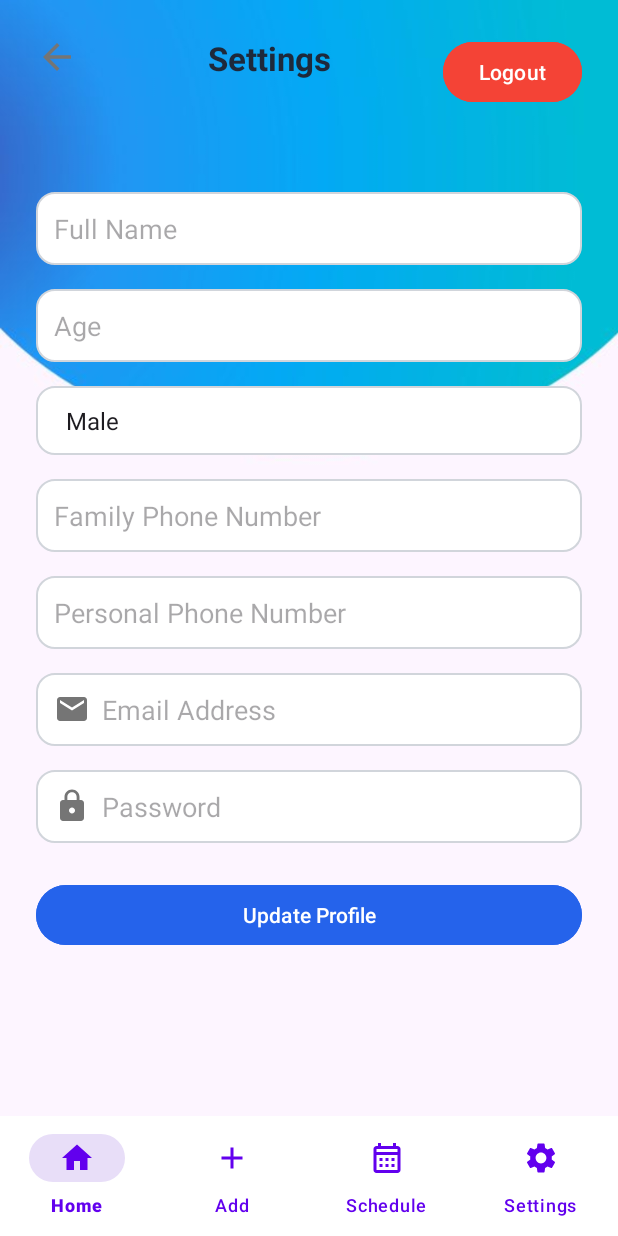
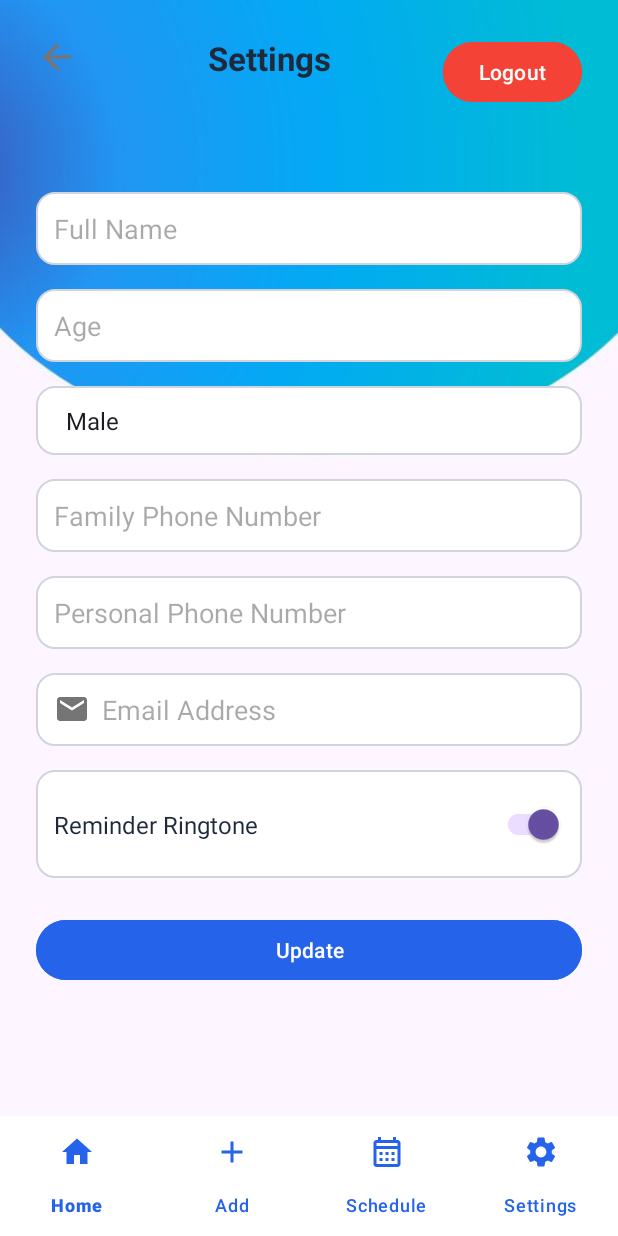
Before and after one commit to Santhoshkumar0913/MediTrapApp, an Android app: the Settings screen opened directly, with no data from a screen before it, on a phone screen of 412 x 824 dp. Run offline under Robolectric (Android 15) with nearby library versions, the phone set to English and light mode, and no system bars; our stand-ins replace Firebase (no records; nobody signed in at launch, a user with empty details on screens opened directly); 1 statement that could not run was skipped.

Commit message:
f: 8/11 review r&N 1st add med(P1).

```diff
--- a/app/src/main/java/com/example/meditrackapp/Settings.java
+++ b/app/src/main/java/com/example/meditrackapp/Settings.java
@@ -1,6 +1,7 @@
 package com.example.meditrackapp;
 
 import android.content.Intent;
+import android.content.SharedPreferences;
 import android.os.Bundle;
 import android.widget.ArrayAdapter;
 import android.widget.Button;
@@ -9,7 +10,7 @@ import android.widget.ImageView;
 import android.widget.Spinner;
 import android.widget.Toast;
 
-
+import androidx.appcompat.widget.SwitchCompat;
 
 import com.google.firebase.auth.FirebaseAuth;
 import com.google.firebase.firestore.DocumentSnapshot;
@@ -22,9 +23,11 @@ public class Settings extends BaseActivity {
     private Spinner spinnerGender;
     private Button btnLogout;
     private ImageView backArrow;
+    private SwitchCompat switchReminder;
 
     private FirebaseAuth mAuth;
     private FirebaseFirestore db;
+    private SharedPreferences prefs;
 
     @Override
     protected void onCreate(Bundle savedInstanceState) {
@@ -33,6 +36,7 @@ public class Settings extends BaseActivity {
 
         mAuth = FirebaseAuth.getInstance();
         db = FirebaseFirestore.getInstance();
+        prefs = getSharedPreferences("app_settings", MODE_PRIVATE);
 
         etName = findViewById(R.id.etName);
         etAge = findViewById(R.id.etAge);
@@ -42,6 +46,7 @@ public class Settings extends BaseActivity {
         spinnerGender = findViewById(R.id.spinnerGender);
         btnLogout = findViewById(R.id.btnLogout);
         backArrow = findViewById(R.id.backArrow);
+        switchReminder = findViewById(R.id.switchReminder);
 
         // Setup spinner
         String[] genders = {"Male", "Female", "Other"};
@@ -50,6 +55,17 @@ public class Settings extends BaseActivity {
         spinnerGender.setAdapter(adapter);
 
         loadUserData();
+
+        // Load reminder ringtone preference (default is true)
+        boolean reminderEnabled = prefs.getBoolean("reminder_ringtone_enabled", true);
+        switchReminder.setChecked(reminderEnabled);
+
+        // Save preference when switch is toggled
+        switchReminder.setOnCheckedChangeListener((buttonView, isChecked) -> {
+            prefs.edit().putBoolean("reminder_ringtone_enabled", isChecked).apply();
+            String message = isChecked ? "Reminder ringtone enabled" : "Reminder ringtone disabled (notification only)";
+            Toast.makeText(Settings.this, message, Toast.LENGTH_SHORT).show();
+        });
 
         btnLogout.setOnClickListener(v -> {
             mAuth.signOut();
--- a/app/src/main/res/layout/activity_settings.xml
+++ b/app/src/main/res/layout/activity_settings.xml
@@ -146,32 +146,51 @@
                 app:layout_constraintEnd_toEndOf="parent"
                 android:layout_marginTop="16dp"/>
 
-            <!-- Password -->
-            <EditText
-                android:id="@+id/etPassword"
+            <!-- Reminder Ringtone Toggle -->
+            <androidx.constraintlayout.widget.ConstraintLayout
+                android:id="@+id/reminderToggleContainer"
                 android:layout_width="0dp"
                 android:layout_height="wrap_content"
-                android:hint="Password"
-                android:inputType="textPassword"
-                android:drawableStart="@drawable/ic_lock"
-                android:drawablePadding="8dp"
+                android:background="@drawable/edittext_bg"
                 android:padding="12dp"
-                android:background="@drawable/edittext_bg"
                 app:layout_constraintTop_toBottomOf="@id/etEmail"
                 app:layout_constraintStart_toStartOf="parent"
                 app:layout_constraintEnd_toEndOf="parent"
-                android:layout_marginTop="16dp"/>
+                android:layout_marginTop="16dp">
+
+                <TextView
+                    android:id="@+id/tvReminderLabel"
+                    android:layout_width="0dp"
+                    android:layout_height="wrap_content"
+                    android:text="Reminder Ringtone"
+                    android:textSize="16sp"
+                    android:textColor="#1E293B"
+                    app:layout_constraintTop_toTopOf="parent"
+                    app:layout_constraintBottom_toBottomOf="parent"
+                    app:layout_constraintStart_toStartOf="parent"
+                    app:layout_constraintEnd_toStartOf="@id/switchReminder"/>
+
+                <androidx.appcompat.widget.SwitchCompat
+                    android:id="@+id/switchReminder"
+                    android:layout_width="wrap_content"
+                    android:layout_height="wrap_content"
+                    android:checked="true"
+                    app:layout_constraintTop_toTopOf="parent"
+                    app:layout_constraintBottom_toBottomOf="parent"
+                    app:layout_constraintEnd_toEndOf="parent"/>
+
+            </androidx.constraintlayout.widget.ConstraintLayout>
 
             <!-- Update Profile Button -->
             <Button
                 android:id="@+id/btnUpdateProfile"
                 android:layout_width="0dp"
                 android:layout_height="wrap_content"
-                android:text="Update Profile"
+                android:text="Update"
                 android:textAllCaps="false"
                 android:backgroundTint="#2563EB"
                 android:textColor="#FFFFFF"
-                app:layout_constraintTop_toBottomOf="@id/etPassword"
+                app:layout_constraintTop_toBottomOf="@id/reminderToggleContainer"
                 app:layout_constraintStart_toStartOf="parent"
                 app:layout_constraintEnd_toEndOf="parent"
                 android:layout_marginTop="24dp"
--- a/app/src/main/res/layout/layout_bottom_navigation.xml
+++ b/app/src/main/res/layout/layout_bottom_navigation.xml
@@ -8,7 +8,9 @@
 android:layout_gravity="bottom"
 android:background="@color/white"
 app:menu="@menu/bottom_nav_menu"
-    app:itemIconTint="@color/purple_500"
-    app:itemTextColor="@color/purple_500"
+app:itemIconTint="@color/blue"
+app:itemTextColor="@color/blue"
 app:labelVisibilityMode="labeled"
-    app:elevation="8dp" />
+app:elevation="8dp"
+app:itemRippleColor="@android:color/transparent"
+app:itemActiveIndicatorStyle="@null" />
```
Also changed, not shown: app/src/main/java/com/example/meditrackapp/MedicineReminderService.java (+60 -25 lines), app/src/main/java/com/example/meditrackapp/NotificationActionReceiver.java (+11 -1 lines). Lines whose indentation alone changed are shown as unchanged.
